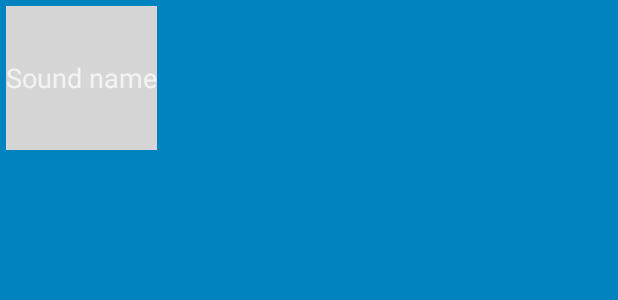
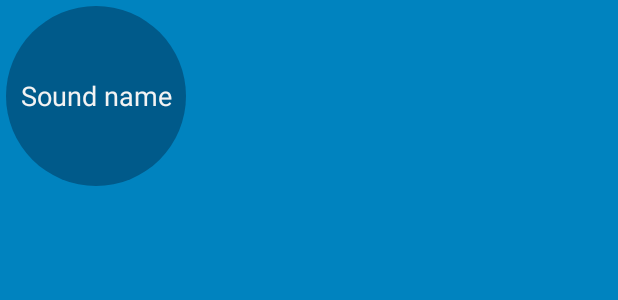
Before and after one commit to gooin1/BeatBox, an Android app: the layout list_item_sound.xml on its own in the app's theme, with its tools: preview values and no code run, on a phone screen of 412 x 824 dp. Shown: the top 300 px of the screen. Run offline under Robolectric (Android 15) with nearby library versions, the phone set to English and light mode, and no system bars.

Commit message:
修改按钮样式为之前的圆形(好看点)

```diff
--- a/app/src/main/res/drawable/button_beatbox.xml
+++ b/app/src/main/res/drawable/button_beatbox.xml
@@ -1,7 +1,7 @@
 <?xml version="1.0" encoding="utf-8"?>
 <selector xmlns:android="http://schemas.android.com/apk/res/android">
-    <item android:drawable="@drawable/ic_button_beat_box_pressed"
+    <item android:drawable="@drawable/button_beatbox_pressed"
           android:state_pressed="true"/>
-    <item android:drawable="@drawable/ic_button_beat_box_default"/>
+    <item android:drawable="@drawable/button_beatbox_normal"/>
 
 </selector>
--- a/app/src/main/res/layout/list_item_sound.xml
+++ b/app/src/main/res/layout/list_item_sound.xml
@@ -6,8 +6,8 @@
         android:layout_height="wrap_content"
        >
     <Button
-        android:layout_width="match_parent"
-        android:layout_height="match_parent"
+        android:layout_width="120dp"
+        android:layout_height="120dp"
         android:id="@+id/button"
         android:layout_gravity="center"
         android:text="Sound name"
```
